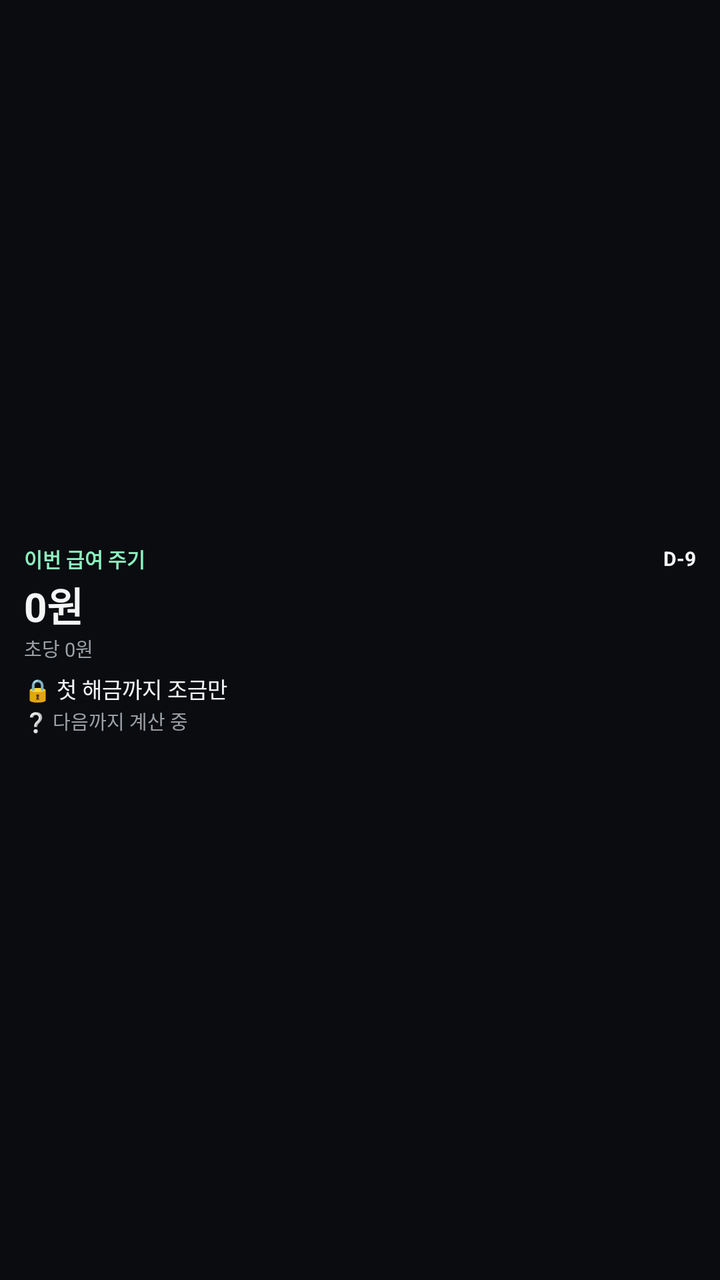
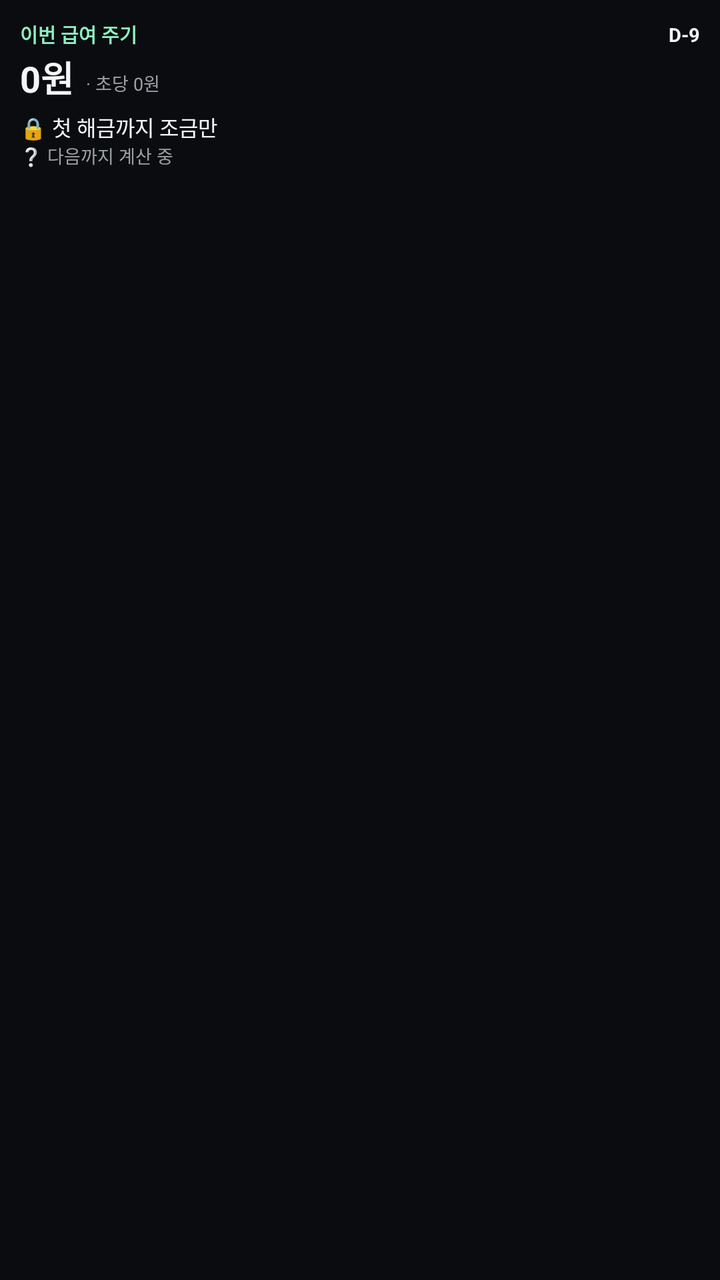

An Android layout rendered at two revisions. The XML below is the earlier revision; the diff shows what the commit changed to produce the second picture.
<!-- AndroidManifest.xml: application theme Theme.SalaryCounter -->
<!-- res/layout/widget_salary.xml -->
<?xml version="1.0" encoding="utf-8"?>
<LinearLayout xmlns:android="http://schemas.android.com/apk/res/android"
    android:layout_width="match_parent"
    android:layout_height="wrap_content"
    android:orientation="vertical"
    android:padding="12dp"
    android:background="#0B0C10"
    android:gravity="center_vertical"
    android:id="@+id/widget_root">

    <LinearLayout
        android:layout_width="match_parent"
        android:layout_height="wrap_content"
        android:orientation="horizontal"
        android:gravity="center_vertical">

        <TextView
            android:id="@+id/widget_label"
            android:layout_width="0dp"
            android:layout_height="wrap_content"
            android:layout_weight="1"
            android:text="이번 급여 주기"
            android:textColor="#8EF0C0"
            android:textSize="10sp"
            android:textStyle="bold" />

        <TextView
            android:id="@+id/widget_dday"
            android:layout_width="wrap_content"
            android:layout_height="wrap_content"
            android:text="D-9"
            android:textColor="#F4F5F7"
            android:textSize="10sp"
            android:textStyle="bold" />
    </LinearLayout>

    <TextView
        android:id="@+id/widget_amount"
        android:layout_width="wrap_content"
        android:layout_height="wrap_content"
        android:layout_marginTop="1dp"
        android:text="0원"
        android:textColor="#F4F5F7"
        android:textSize="20sp"
        android:textStyle="bold" />

    <TextView
        android:id="@+id/widget_persec"
        android:layout_width="wrap_content"
        android:layout_height="wrap_content"
        android:text="초당 0원"
        android:textColor="#9AA0A6"
        android:textSize="9.5sp" />

    <TextView
        android:id="@+id/widget_tier"
        android:layout_width="match_parent"
        android:layout_height="wrap_content"
        android:layout_marginTop="5dp"
        android:text="🔒 첫 해금까지 조금만"
        android:textColor="#F4F5F7"
        android:textSize="11sp"
        android:maxLines="1"
        android:ellipsize="end" />

    <TextView
        android:id="@+id/widget_next"
        android:layout_width="match_parent"
        android:layout_height="wrap_content"
        android:layout_marginTop="1dp"
        android:text="❔ 다음까지 계산 중"
        android:textColor="#9AA0A6"
        android:textSize="9.5sp"
        android:maxLines="1"
        android:ellipsize="end" />

</LinearLayout>
<!-- resources referenced by this layout -->
<resources>
  <style name="Theme.SalaryCounter" parent="Theme.MaterialComponents.DayNight.NoActionBar">
          <item name="colorPrimary">#8EF0C0</item>
          <item name="colorPrimaryDark">#05060A</item>
          <item name="colorAccent">#8EF0C0</item>
          <item name="android:windowBackground">#0B0C10</item>
      </style>
</resources>

<!-- the commit's change to res/layout/widget_salary.xml (unified diff, before → after) -->
@@ -3,9 +3,8 @@
     android:layout_width="match_parent"
     android:layout_height="wrap_content"
     android:orientation="vertical"
-    android:padding="12dp"
+    android:padding="10dp"
     android:background="#0B0C10"
-    android:gravity="center_vertical"
     android:id="@+id/widget_root">
 
     <LinearLayout
@@ -21,7 +20,7 @@
             android:layout_weight="1"
             android:text="이번 급여 주기"
             android:textColor="#8EF0C0"
-            android:textSize="10sp"
+            android:textSize="9.5sp"
             android:textStyle="bold" />
 
         <TextView
@@ -30,36 +29,45 @@
             android:layout_height="wrap_content"
             android:text="D-9"
             android:textColor="#F4F5F7"
-            android:textSize="10sp"
+            android:textSize="9.5sp"
             android:textStyle="bold" />
     </LinearLayout>
 
-    <TextView
-        android:id="@+id/widget_amount"
-        android:layout_width="wrap_content"
+    <LinearLayout
+        android:layout_width="match_parent"
         android:layout_height="wrap_content"
-        android:layout_marginTop="1dp"
-        android:text="0원"
-        android:textColor="#F4F5F7"
-        android:textSize="20sp"
-        android:textStyle="bold" />
+        android:orientation="horizontal"
+        android:gravity="bottom"
+        android:layout_marginTop="1dp">
 
-    <TextView
-        android:id="@+id/widget_persec"
-        android:layout_width="wrap_content"
-        android:layout_height="wrap_content"
-        android:text="초당 0원"
-        android:textColor="#9AA0A6"
-        android:textSize="9.5sp" />
+        <TextView
+            android:id="@+id/widget_amount"
+            android:layout_width="wrap_content"
+            android:layout_height="wrap_content"
+            android:text="0원"
+            android:textColor="#F4F5F7"
+            android:textSize="18sp"
+            android:textStyle="bold" />
+
+        <TextView
+            android:id="@+id/widget_persec"
+            android:layout_width="wrap_content"
+            android:layout_height="wrap_content"
+            android:layout_marginStart="6dp"
+            android:layout_marginBottom="1dp"
+            android:text="· 초당 0원"
+            android:textColor="#9AA0A6"
+            android:textSize="9sp" />
+    </LinearLayout>
 
     <TextView
         android:id="@+id/widget_tier"
         android:layout_width="match_parent"
         android:layout_height="wrap_content"
-        android:layout_marginTop="5dp"
+        android:layout_marginTop="4dp"
         android:text="🔒 첫 해금까지 조금만"
         android:textColor="#F4F5F7"
-        android:textSize="11sp"
+        android:textSize="10.5sp"
         android:maxLines="1"
         android:ellipsize="end" />
 
@@ -67,10 +75,9 @@
         android:id="@+id/widget_next"
         android:layout_width="match_parent"
         android:layout_height="wrap_content"
-        android:layout_marginTop="1dp"
         android:text="❔ 다음까지 계산 중"
         android:textColor="#9AA0A6"
-        android:textSize="9.5sp"
+        android:textSize="9sp"
         android:maxLines="1"
         android:ellipsize="end" />
 
